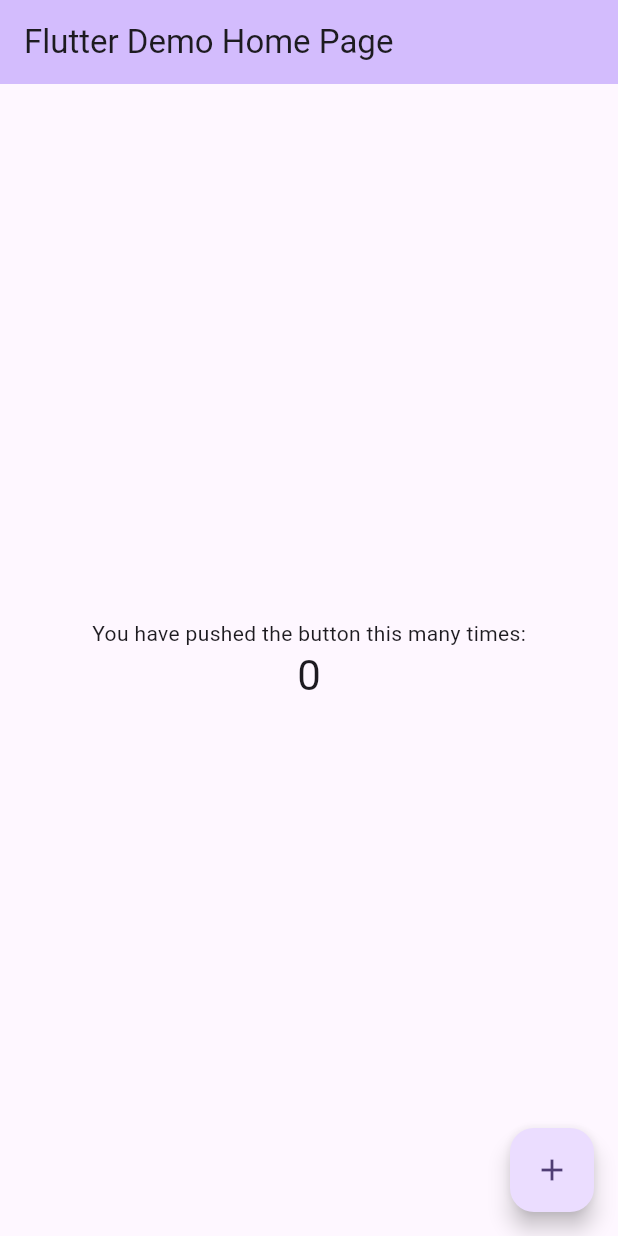
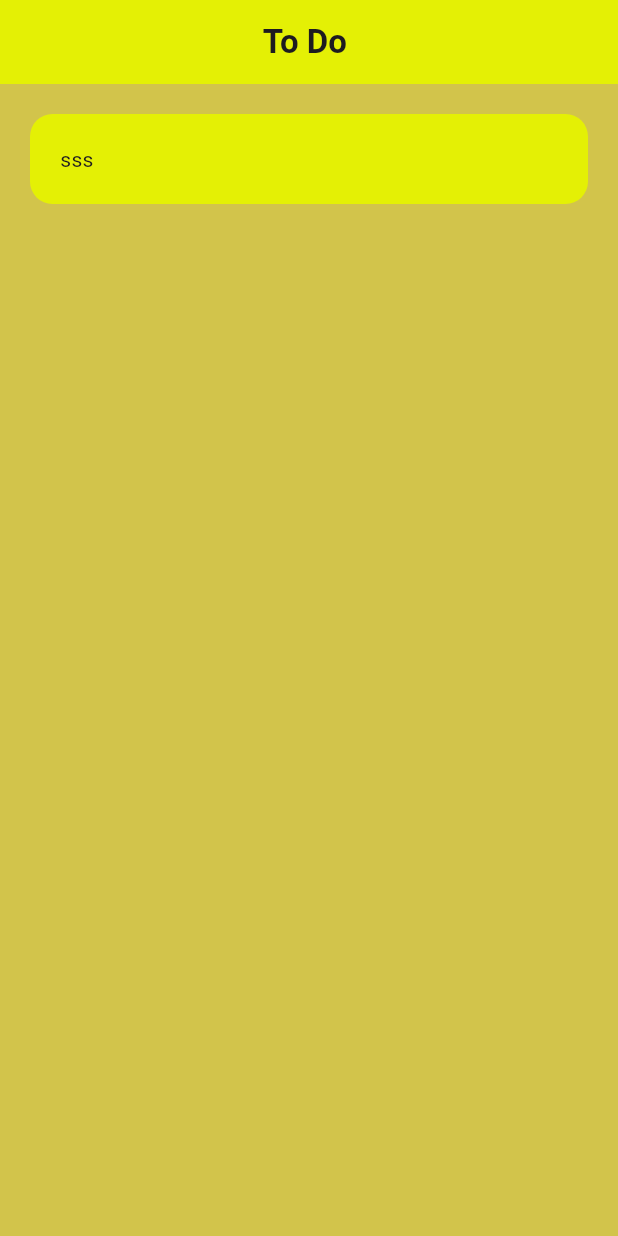
Before and after one commit to SAHILDUDHAL21/To-Do, a Flutter app: the screen it shows after launch, on a phone screen of 412 x 824 dp. Run offline on Flutter 3.47's test engine with Material 3 defaults, Android fonts, the phone set to English and light mode, and no system bars.

Commit message:
Designing UI complete

```diff
--- /dev/null
+++ b/lib/home_page.dart
@@ -0,0 +1,28 @@
+import 'package:flutter/material.dart';
+import 'package:to_do/utils/to_do_tile.dart';
+
+class HomePage extends StatefulWidget {
+  const HomePage({super.key});
+
+  @override
+  State<HomePage> createState() => _MyWidgetState();
+}
+
+class _MyWidgetState extends State<HomePage> {
+  @override
+  Widget build(BuildContext context) {
+    return Scaffold(
+      backgroundColor: Color.fromARGB(255, 210, 196, 75),
+      appBar: AppBar(
+        title: const Text(
+          'To Do ',
+          style: TextStyle(fontWeight: FontWeight.bold),
+        ),
+        centerTitle: true,
+        backgroundColor: Color.fromARGB(255, 228, 240, 5),
+        elevation: 0,
+      ),
+      body: ListView(children: [ToDoTile()]),
+    );
+  }
+}
--- a/lib/main.dart
+++ b/lib/main.dart
@@ -1,122 +1,17 @@
 import 'package:flutter/material.dart';
+import 'package:to_do/home_page.dart';
 
 void main() {
-  runApp(const MyApp());
+  runApp(MyApp());
 }
 
 class MyApp extends StatelessWidget {
-  const MyApp({super.key});
-
-  // This widget is the root of your application.
   @override
   Widget build(BuildContext context) {
     return MaterialApp(
-      title: 'Flutter Demo',
-      theme: ThemeData(
-        // This is the theme of your application.
-        //
-        // TRY THIS: Try running your application with "flutter run". You'll see
-        // the application has a purple toolbar. Then, without quitting the app,
-        // try changing the seedColor in the colorScheme below to Colors.green
-        // and then invoke "hot reload" (save your changes or press the "hot
-        // reload" button in a Flutter-supported IDE, or press "r" if you used
-        // the command line to start the app).
-        //
-        // Notice that the counter didn't reset back to zero; the application
-        // state is not lost during the reload. To reset the state, use hot
-        // restart instead.
-        //
-        // This works for code too, not just values: Most code changes can be
-        // tested with just a hot reload.
-        colorScheme: ColorScheme.fromSeed(seedColor: Colors.deepPurple),
-      ),
-      home: const MyHomePage(title: 'Flutter Demo Home Page'),
+      debugShowCheckedModeBanner: false,
+      home: HomePage(),
+      theme: ThemeData(primarySwatch: Colors.yellow),
     );
   }
 }
-
-class MyHomePage extends StatefulWidget {
-  const MyHomePage({super.key, required this.title});
-
-  // This widget is the home page of your application. It is stateful, meaning
-  // that it has a State object (defined below) that contains fields that affect
-  // how it looks.
-
-  // This class is the configuration for the state. It holds the values (in this
-  // case the title) provided by the parent (in this case the App widget) and
-  // used by the build method of the State. Fields in a Widget subclass are
-  // always marked "final".
-
-  final String title;
-
-  @override
-  State<MyHomePage> createState() => _MyHomePageState();
-}
-
-class _MyHomePageState extends State<MyHomePage> {
-  int _counter = 0;
-
-  void _incrementCounter() {
-    setState(() {
-      // This call to setState tells the Flutter framework that something has
-      // changed in this State, which causes it to rerun the build method below
-      // so that the display can reflect the updated values. If we changed
-      // _counter without calling setState(), then the build method would not be
-      // called again, and so nothing would appear to happen.
-      _counter++;
-    });
-  }
-
-  @override
-  Widget build(BuildContext context) {
-    // This method is rerun every time setState is called, for instance as done
-    // by the _incrementCounter method above.
-    //
-    // The Flutter framework has been optimized to make rerunning build methods
-    // fast, so that you can just rebuild anything that needs updating rather
-    // than having to individually change instances of widgets.
-    return Scaffold(
-      appBar: AppBar(
-        // TRY THIS: Try changing the color here to a specific color (to
-        // Colors.amber, perhaps?) and trigger a hot reload to see the AppBar
-        // change color while the other colors stay the same.
-        backgroundColor: Theme.of(context).colorScheme.inversePrimary,
-        // Here we take the value from the MyHomePage object that was created by
-        // the App.build method, and use it to set our appbar title.
-        title: Text(widget.title),
-      ),
-      body: Center(
-        // Center is a layout widget. It takes a single child and positions it
-        // in the middle of the parent.
-        child: Column(
-          // Column is also a layout widget. It takes a list of children and
-          // arranges them vertically. By default, it sizes itself to fit its
-          // children horizontally, and tries to be as tall as its parent.
-          //
-          // Column has various properties to control how it sizes itself and
-          // how it positions its children. Here we use mainAxisAlignment to
-          // center the children vertically; the main axis here is the vertical
-          // axis because Columns are vertical (the cross axis would be
-          // horizontal).
-          //
-          // TRY THIS: Invoke "debug painting" (choose the "Toggle Debug Paint"
-          // action in the IDE, or press "p" in the console), to see the
-          // wireframe for each widget.
-          mainAxisAlignment: MainAxisAlignment.center,
-          children: <Widget>[
-            const Text('You have pushed the button this many times:'),
-            Text(
-              '$_counter',
-              style: Theme.of(context).textTheme.headlineMedium,
-            ),
-          ],
-        ),
-      ),
-      floatingActionButton: FloatingActionButton(
-        onPressed: _incrementCounter,
-        tooltip: 'Increment',
-        child: const Icon(Icons.add),
-      ), // This trailing comma makes auto-formatting nicer for build methods.
-    );
-  }
-}
--- /dev/null
+++ b/lib/utils/to_do_tile.dart
@@ -0,0 +1,26 @@
+import 'package:flutter/material.dart';
+
+class ToDoTile extends StatelessWidget {
+  const ToDoTile({super.key});
+
+  @override
+  Widget build(BuildContext context) {
+    return Padding(
+      padding: const EdgeInsets.all(20.0),
+      child: Container(
+        padding: const EdgeInsets.all(20),
+        child: Row(
+          children: [
+            //Checkbox(value: value, onChanged: onChanged),
+            //task name
+            Text("sss"),
+          ],
+        ),
+        decoration: BoxDecoration(
+          color: Color.fromARGB(255, 228, 240, 5),
+          borderRadius: BorderRadius.circular(15),
+        ),
+      ),
+    );
+  }
+}
```
